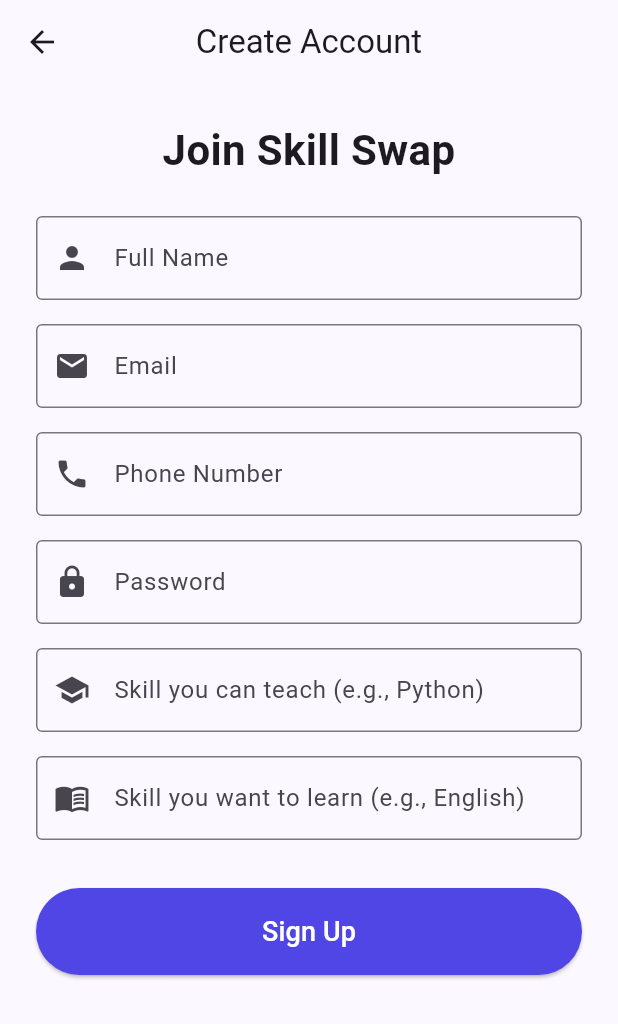
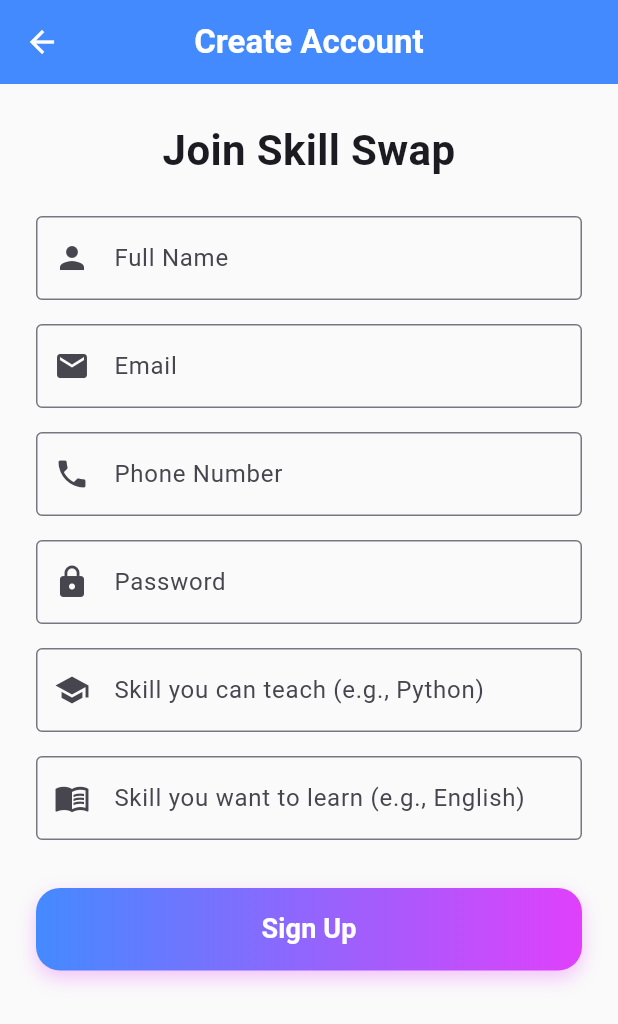
Before and after one commit to GitGuru420/skill_swap, a Flutter app: the RegistrationScreen screen opened by its route, on a phone screen of 412 x 824 dp. Shown: the top 1024 px of the screen. Run offline on Flutter 3.47's test engine with Material 3 defaults, Android fonts, the phone set to English and light mode, and no system bars; our stand-ins replace shared_preferences, supabase_flutter; accounts and stored records are empty.

Commit message:
Update Register UI

```diff
--- a/lib/features/auth/registration_screen.dart
+++ b/lib/features/auth/registration_screen.dart
@@ -100,9 +100,16 @@ class _RegistrationScreenState extends State<RegistrationScreen> {
   @override
   Widget build(BuildContext context) {
     return Scaffold(
+      backgroundColor: Colors.grey.shade50,
       appBar: AppBar(
-        title: const Text('Create Account'),
+        title: const Text(
+          'Create Account',
+          style: TextStyle(fontWeight: FontWeight.bold),
+        ),
         centerTitle: true,
+        backgroundColor: Colors.blueAccent,
+        foregroundColor: Colors.white,
+        elevation: 0,
       ),
       body: SingleChildScrollView(
         padding: const EdgeInsets.all(24.0),
@@ -192,15 +199,42 @@ class _RegistrationScreenState extends State<RegistrationScreen> {
               ),
               const SizedBox(height: 32),
 
-              // Sign Up Button
-              ElevatedButton(
-                onPressed: _handleRegistration,
-                style: ElevatedButton.styleFrom(
-                  padding: const EdgeInsets.symmetric(vertical: 16),
-                  backgroundColor: const Color(0xFF4F46E5),
-                  foregroundColor: Colors.white,
+              // ৩. Sign Up Button
+              Container(
+                height: 55,
+                decoration: BoxDecoration(
+                  borderRadius: BorderRadius.circular(16),
+                  gradient: const LinearGradient(
+                    colors: [Colors.blueAccent, Colors.purpleAccent],
+                    begin: Alignment.centerLeft,
+                    end: Alignment.centerRight,
+                  ),
+                  boxShadow: [
+                    BoxShadow(
+                      color: Colors.purpleAccent.withOpacity(0.3),
+                      blurRadius: 10,
+                      offset: const Offset(0, 5),
+                    ),
+                  ],
                 ),
-                child: const Text('Sign Up', style: TextStyle(fontSize: 18)),
+                child: ElevatedButton(
+                  onPressed: _handleRegistration,
+                  style: ElevatedButton.styleFrom(
+                    backgroundColor: Colors.transparent,
+                    shadowColor: Colors.transparent,
+                    shape: RoundedRectangleBorder(
+                      borderRadius: BorderRadius.circular(16),
+                    ),
+                  ),
+                  child: const Text(
+                    'Sign Up',
+                    style: TextStyle(
+                      fontSize: 18,
+                      fontWeight: FontWeight.bold,
+                      color: Colors.white,
+                    ),
+                  ),
+                ),
               ),
             ],
           ),
```
